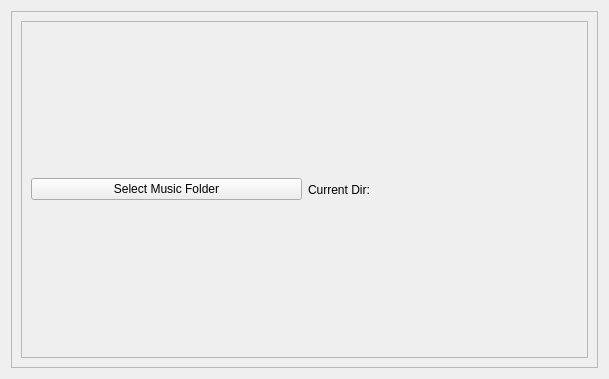
Above: MusicPlayer/settingspage.ui from Aahad143/FractalWave before the change. Below: the same form after it.
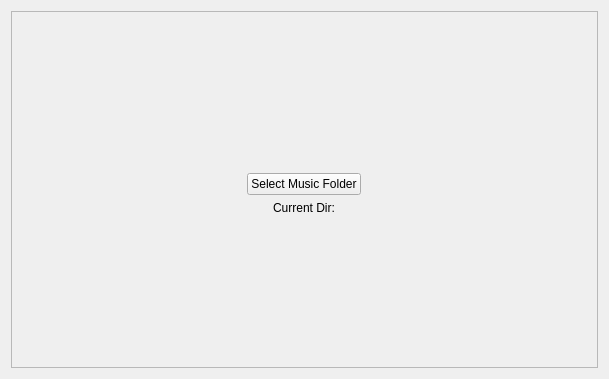
That is the form after the change.

Patch:
```diff
--- a/MusicPlayer/settingspage.ui
+++ b/MusicPlayer/settingspage.ui
@@ -22,32 +22,81 @@
      <property name="frameShadow">
       <enum>QFrame::Shadow::Raised</enum>
      </property>
-     <layout class="QVBoxLayout" name="verticalLayout">
-      <item>
-       <widget class="QFrame" name="nested_frame">
-        <property name="frameShape">
-         <enum>QFrame::Shape::StyledPanel</enum>
-        </property>
-        <property name="frameShadow">
-         <enum>QFrame::Shadow::Raised</enum>
-        </property>
-        <layout class="QHBoxLayout" name="horizontalLayout_2">
-         <item>
-          <widget class="QPushButton" name="selectDir">
-           <property name="text">
-            <string>Select Music Folder</string>
-           </property>
-          </widget>
-         </item>
+     <layout class="QGridLayout" name="gridLayout" rowstretch="0,0,0,0,0,0,0,0">
+      <property name="sizeConstraint">
+       <enum>QLayout::SizeConstraint::SetDefaultConstraint</enum>
+      </property>
+      <property name="bottomMargin">
+       <number>1</number>
+      </property>
+      <item row="2" column="0">
+       <spacer name="verticalSpacer_2">
+        <property name="orientation">
+         <enum>Qt::Orientation::Vertical</enum>
+        </property>
+        <property name="sizeHint" stdset="0">
+         <size>
+          <width>20</width>
+          <height>40</height>
+         </size>
+        </property>
+       </spacer>
+      </item>
+      <item row="5" column="0">
+       <layout class="QHBoxLayout" name="horizontalLayout_3">
+        <property name="sizeConstraint">
+         <enum>QLayout::SizeConstraint::SetDefaultConstraint</enum>
+        </property>
          <item>
           <widget class="QLabel" name="currentDir">
+          <property name="sizePolicy">
+           <sizepolicy hsizetype="Maximum" vsizetype="Maximum">
+            <horstretch>0</horstretch>
+            <verstretch>0</verstretch>
+           </sizepolicy>
+          </property>
+          <property name="layoutDirection">
+           <enum>Qt::LayoutDirection::LeftToRight</enum>
+          </property>
            <property name="text">
             <string>Current Dir:</string>
            </property>
+          <property name="alignment">
+           <set>Qt::AlignmentFlag::AlignCenter</set>
+          </property>
           </widget>
          </item>
         </layout>
-       </widget>
+      </item>
+      <item row="4" column="0">
+       <layout class="QHBoxLayout" name="horizontalLayout_4">
+        <item>
+         <widget class="QPushButton" name="selectDir">
+          <property name="sizePolicy">
+           <sizepolicy hsizetype="Maximum" vsizetype="Maximum">
+            <horstretch>0</horstretch>
+            <verstretch>0</verstretch>
+           </sizepolicy>
+          </property>
+          <property name="text">
+           <string>Select Music Folder</string>
+          </property>
+         </widget>
+        </item>
+       </layout>
+      </item>
+      <item row="7" column="0">
+       <spacer name="verticalSpacer">
+        <property name="orientation">
+         <enum>Qt::Orientation::Vertical</enum>
+        </property>
+        <property name="sizeHint" stdset="0">
+         <size>
+          <width>20</width>
+          <height>40</height>
+         </size>
+        </property>
+       </spacer>
       </item>
      </layout>
     </widget>
```
Lines whose indentation alone changed are shown as unchanged.
